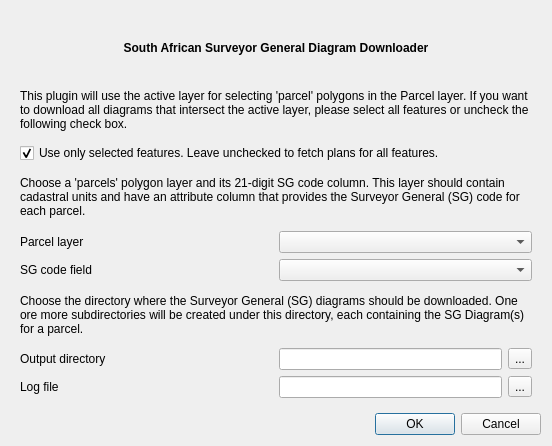
kartoza/sg-diagram-downloader, file ui/sg_downloader_base.ui: the form before one commit.
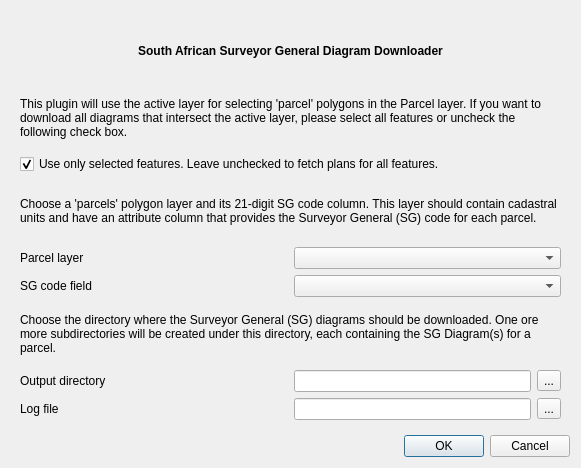
The form after the commit.

Commit message: updates on the main UI and the message bar info type

Diff of the .ui file:
```diff
--- a/ui/sg_downloader_base.ui
+++ b/ui/sg_downloader_base.ui
@@ -6,8 +6,8 @@
    <rect>
     <x>0</x>
     <y>0</y>
-    <width>552</width>
-    <height>446</height>
+    <width>581</width>
+    <height>468</height>
    </rect>
   </property>
   <property name="windowTitle">
@@ -30,8 +30,8 @@
        <rect>
         <x>0</x>
         <y>0</y>
-        <width>534</width>
-        <height>395</height>
+        <width>563</width>
+        <height>419</height>
        </rect>
       </property>
       <layout class="QVBoxLayout" name="verticalLayout">
```
The commit also changes 1 other file.
